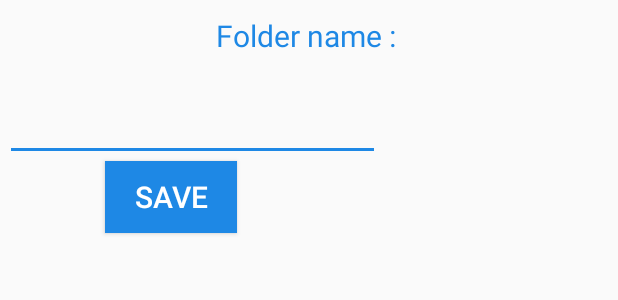
After one commit to maheensaleh/HealthApp_UI_Design, an Android app: the layout foldername_layout.xml on its own in the app's theme, with its tools: preview values and no code run, on a phone screen of 412 x 824 dp. The commit adds this screen. Shown: the top 300 px of the screen. Run offline under Robolectric (Android 15) with nearby library versions, the phone set to English and light mode, and no system bars.

```diff
--- /dev/null
+++ b/app/src/main/res/drawable/ic_file_download.xml
@@ -0,0 +1,5 @@
+<vector android:height="24dp" android:tint="#1E88E5"
+    android:viewportHeight="24.0" android:viewportWidth="24.0"
+    android:width="24dp" xmlns:android="http://schemas.android.com/apk/res/android">
+    <path android:fillColor="#FF000000" android:pathData="M19,9h-4V3H9v6H5l7,7 7,-7zM5,18v2h14v-2H5z"/>
+</vector>
--- /dev/null
+++ b/app/src/main/res/drawable/ic_file_download_black_24dp.xml
@@ -0,0 +1,5 @@
+<vector android:height="24dp" android:tint="#FEFFF3"
+    android:viewportHeight="24.0" android:viewportWidth="24.0"
+    android:width="24dp" xmlns:android="http://schemas.android.com/apk/res/android">
+    <path android:fillColor="#FF000000" android:pathData="M19,9h-4V3H9v6H5l7,7 7,-7zM5,18v2h14v-2H5z"/>
+</vector>
--- /dev/null
+++ b/app/src/main/res/layout/foldername_layout.xml
@@ -0,0 +1,46 @@
+<?xml version="1.0" encoding="utf-8"?>
+<LinearLayout xmlns:android="http://schemas.android.com/apk/res/android"
+    android:orientation="vertical"
+    android:layout_width="match_parent"
+    android:layout_height="match_parent"
+    >
+
+    <TextView
+        android:id="@+id/foldername_textview"
+        android:layout_width="match_parent"
+        android:layout_height="57dp"
+        android:textAlignment="center"
+        android:paddingTop="10dp"
+        android:layout_alignParentEnd="true"
+        android:layout_alignParentBottom="true"
+        android:text="Folder name : "
+        android:textColor="@color/blue"
+        android:textSize="20dp" />
+
+    <EditText
+        android:id="@+id/foldername_edittext"
+        android:layout_width="250dp"
+        android:layout_height="50dp"
+        android:layout_alignParentEnd="true"
+        android:layout_alignParentBottom="true"
+        android:layout_marginLeft="3dp"
+        android:textColor="@color/blue"
+        android:textSize="15dp"
+        android:textStyle="italic" />
+
+
+
+        <Button
+            android:id="@+id/foldername_button"
+            android:layout_width="wrap_content"
+            android:layout_height="wrap_content"
+            android:layout_alignParentEnd="true"
+            android:layout_alignParentBottom="true"
+            android:background="@color/blue"
+            android:text="Save"
+            android:layout_marginLeft="70dp"
+            android:textColor="@color/white"
+            android:textSize="20dp" />
+
+
+</LinearLayout>
--- a/app/src/main/res/menu/menu1.xml
+++ b/app/src/main/res/menu/menu1.xml
@@ -20,6 +20,8 @@
                 android:icon="@drawable/ic_backspace_blue">
             </item>
 
+
+
         </menu>
     </item>
 
```
Also changed, not shown: app/src/main/java/com/example/hearthhealthhear/Heart.java (+13 -8 lines), app/src/main/java/com/example/hearthhealthhear/MainOptions.java (+75 -27 lines), app/src/main/res/layout/activity_main_options.xml (+0 -16 lines), app/src/main/res/menu/menu_profile.xml (+36 -8 lines).
